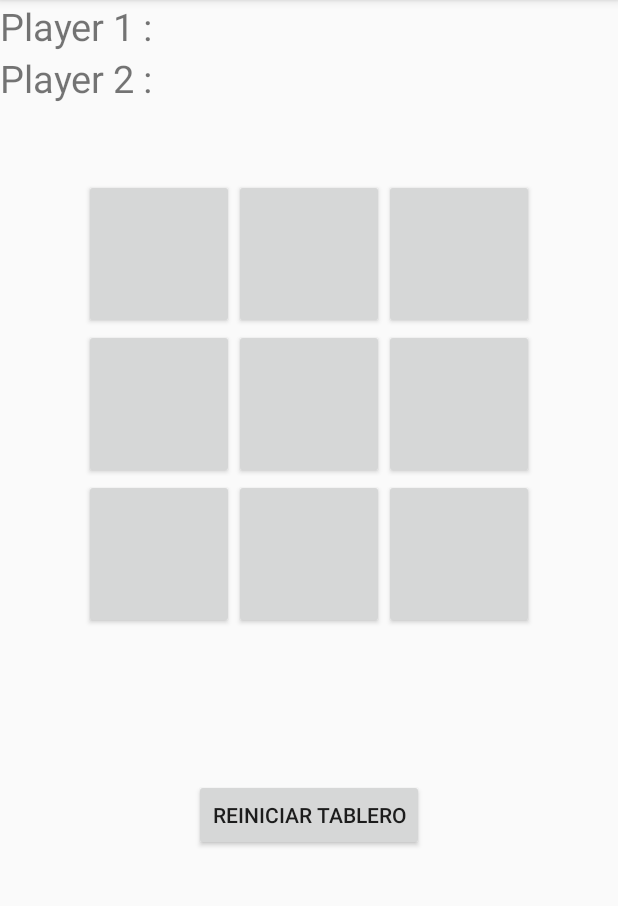
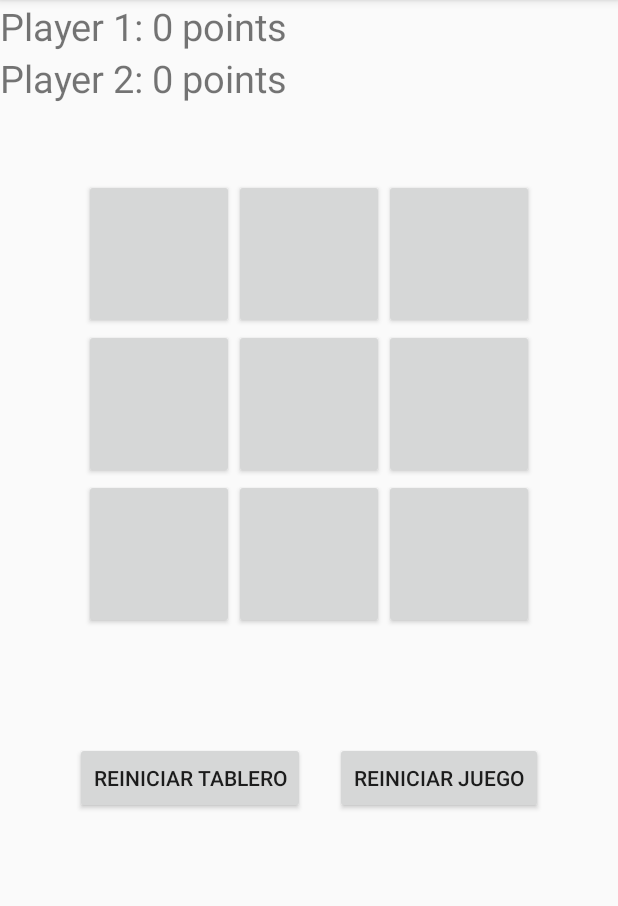
Before and after one commit to carlosfpj/TikTakToe, an Android app: the screen it shows after launch (MainActivity), on a phone screen of 412 x 824 dp, the part 84-990 px from its top. Run offline under Robolectric (Android 15) with nearby library versions, the phone set to English and light mode, and no system bars.

Commit message:
Added lanscape layout, fixed issue at orientation changes

```diff
--- a/app/src/main/java/com/cfpj/tiktaktoe/MainActivity.java
+++ b/app/src/main/java/com/cfpj/tiktaktoe/MainActivity.java
@@ -4,7 +4,6 @@ import android.support.v7.app.AppCompatActivity;
 import android.os.Bundle;
 import android.view.View;
 import android.widget.Button;
-import android.widget.GridLayout;
 import android.widget.TextView;
 import android.widget.Toast;
 
@@ -12,10 +11,11 @@ import android.widget.Toast;
 public class MainActivity extends AppCompatActivity implements View.OnClickListener {
 
     private Button[][] mgridButtons = new Button[3][3];
-    private Button mrestartBoard;
+    private Button mrestartBoard, mrestartGame;
     private boolean player1Turn = true;
     private int count, player1Points, player2Points;
     private TextView player1Score, player2Score;
+    private boolean isGridLocked;
 
     @Override
     protected void onCreate(Bundle savedInstanceState) {
@@ -29,12 +29,18 @@ public class MainActivity extends AppCompatActivity implements View.OnClickListe
             player1Turn = savedInstanceState.getBoolean("turn");
             count = savedInstanceState.getInt("count");
             updateScore(player1Points, player2Points);
+            isGridLocked = savedInstanceState.getBoolean("isGridLocked");
+            if (isGridLocked){
+                lockGrid();
+            }
         }
         bindViews();
+        updateScore(player1Points, player2Points);
     }
 
     private void bindViews() {
         mrestartBoard = findViewById(R.id.btn_reiniciar);
+        mrestartGame = findViewById(R.id.btn_reiniciar_juego);
         player1Score = findViewById(R.id.text_view_player1);
         player2Score = findViewById(R.id.text_view_player2);
 
@@ -47,7 +53,7 @@ public class MainActivity extends AppCompatActivity implements View.OnClickListe
                         mgridButtons[i][j].setText("");
                         player1Turn = true;
                         count = 0;
-                        enableGrid();
+                        unlockGrid();
                     }
             }
         });
@@ -72,6 +78,7 @@ public class MainActivity extends AppCompatActivity implements View.OnClickListe
         bundle.putInt("player2Points", player2Points);
         bundle.putBoolean("turn", player1Turn);
         bundle.putInt("count", count);
+        bundle.putBoolean("isGridLocked", isGridLocked);
 
         String[][] field = new String[3][3];
         for (int i = 0; i < 3; i++) {
@@ -83,7 +90,7 @@ public class MainActivity extends AppCompatActivity implements View.OnClickListe
 
     @Override
     public void onClick(View v) {
-        //If button hasn't been clicked, do nothing
+        //If button has a different string than "", do nothing
         if (!((Button) v).getText().toString().equals("")) {
             return;
         }
@@ -103,11 +110,11 @@ public class MainActivity extends AppCompatActivity implements View.OnClickListe
             }
             playerWins(player1Turn);
             updateScore(player1Points, player2Points);
-            disablegrid();
+            lockGrid();
         }
         else if (count == 9) {
             draw();
-            disablegrid();
+            lockGrid();
         }
         player1Turn = !player1Turn;
     }
@@ -170,23 +177,46 @@ public class MainActivity extends AppCompatActivity implements View.OnClickListe
     private void updateScore(int score1, int score2){
         String printedScore1 = String.valueOf(score1);
         String printedScore2 = String.valueOf(score2);
-        player1Score.setText("Player 1: " + printedScore1 + "Points");
-        player2Score.setText("Player 2: "+ printedScore2 + "points");
+        if(score1 == 0 && score2 == 0){
+            player1Score.setText(R.string.default_text_player_1);
+            player2Score.setText(R.string.default_text_player_2);
+        }else{
+            player1Score.setText("Player 1: " + printedScore1 + "Points");
+            player2Score.setText("Player 2: "+ printedScore2 + "points");
+        }
+
     }
 
-    private void disablegrid(){
+    private boolean lockGrid(){
         for (int i=0; i<3; i++){
             for(int j=0; j<3; j++){
                 mgridButtons[i][j].setEnabled(false);
             }
         }
+        isGridLocked = true;
+        return isGridLocked;
     }
 
-    private void enableGrid(){
+    private boolean unlockGrid(){
         for (int i=0; i<3; i++){
             for(int j=0; j<3; j++){
                 mgridButtons[i][j].setEnabled(true);
             }
         }
+        isGridLocked = false;
+        return isGridLocked;
+    }
+
+
+    public void reiniciarJuego(View view) {
+        player1Points = 0;
+        player2Points = 0;
+        updateScore(player1Points, player2Points);
+        for (int i=0; i<3; i++){
+            for(int j=0; j<3; j++){
+                mgridButtons[i][j].setText("");
+            }
+        }
+        unlockGrid();
     }
 }
--- /dev/null
+++ b/app/src/main/res/layout-land/activity_main.xml
@@ -0,0 +1,129 @@
+<?xml version="1.0" encoding="utf-8"?>
+<LinearLayout xmlns:android="http://schemas.android.com/apk/res/android"
+    xmlns:tools="http://schemas.android.com/tools"
+    android:layout_width="match_parent"
+    android:layout_height="match_parent"
+    android:orientation="vertical"
+    tools:context=".MainActivity">
+
+    <LinearLayout
+        android:layout_width="match_parent"
+        android:layout_height="wrap_content"
+        android:orientation="horizontal">
+
+        <TextView
+            android:id="@+id/text_view_player1"
+            android:layout_width="0dp"
+            android:layout_height="wrap_content"
+            android:layout_weight="1"
+            android:text="@string/text_view_player1"
+            android:textSize="20sp">
+        </TextView>
+
+        <TextView
+            android:id="@+id/text_view_player2"
+            android:layout_width="0dp"
+            android:layout_height="wrap_content"
+            android:layout_gravity="center_horizontal"
+            android:layout_weight="1"
+            android:text="@string/text_view_player2"
+            android:textSize="20sp">
+        </TextView>
+
+    </LinearLayout>
+
+    <RelativeLayout
+        android:layout_width="match_parent"
+        android:layout_height="match_parent"
+        android:gravity="">
+
+        <GridLayout
+            android:id="@+id/grid"
+            android:layout_width="wrap_content"
+            android:layout_height="wrap_content"
+            android:layout_centerInParent="true"
+            android:columnCount="3"
+            android:rowCount="3">
+
+            <Button
+                android:id="@+id/button_00"
+                android:layout_width="100dp"
+                android:layout_height="100dp"
+                android:freezesText="true"
+                android:text="" />
+
+            <Button
+                android:id="@+id/button_01"
+                android:layout_width="100dp"
+                android:layout_height="100dp"
+                android:freezesText="true"
+                android:text="" />
+
+            <Button
+                android:id="@+id/button_02"
+                android:layout_width="100dp"
+                android:layout_height="100dp"
+                android:freezesText="true"
+                android:text="" />
+
+            <Button
+                android:id="@+id/button_10"
+                android:layout_width="100dp"
+                android:layout_height="100dp"
+                android:freezesText="true"
+                android:text="" />
+
+            <Button
+                android:id="@+id/button_11"
+                android:layout_width="100dp"
+                android:layout_height="100dp"
+                android:freezesText="true"
+                android:text="" />
+
+            <Button
+                android:id="@+id/button_12"
+                android:layout_width="100dp"
+                android:layout_height="100dp"
+                android:freezesText="true"
+                android:text="" />
+
+            <Button
+                android:id="@+id/button_20"
+                android:layout_width="100dp"
+                android:layout_height="100dp"
+                android:freezesText="true"
+                android:text="" />
+
+            <Button
+                android:id="@+id/button_21"
+                android:layout_width="100dp"
+                android:layout_height="100dp"
+                android:freezesText="true"
+                android:text="" />
+
+            <Button
+                android:id="@+id/button_22"
+                android:layout_width="100dp"
+                android:layout_height="100dp"
+                android:freezesText="true"
+                android:text="" />
+        </GridLayout>
+
+        <Button
+            android:id="@+id/btn_reiniciar"
+            android:layout_width="wrap_content"
+            android:layout_height="wrap_content"
+            android:layout_centerVertical="true"
+            android:layout_alignParentEnd="true"
+            android:text="@string/reiniciar" />
+
+        <Button
+            android:id="@+id/btn_reiniciar_juego"
+            android:layout_width="wrap_content"
+            android:layout_height="wrap_content"
+            android:layout_centerVertical="true"
+            android:onClick="reiniciarJuego"
+            android:text="@string/reiniciar_juego"/>
+    </RelativeLayout>
+
+</LinearLayout>
--- a/app/src/main/res/layout/activity_main.xml
+++ b/app/src/main/res/layout/activity_main.xml
@@ -94,11 +94,27 @@
             android:text=""
             android:freezesText="true"/>
     </GridLayout>
-    <Button
-        android:id="@+id/btn_reiniciar"
-        android:layout_width="wrap_content"
+
+    <LinearLayout
+        android:layout_width="match_parent"
         android:layout_height="wrap_content"
-        android:layout_marginTop="100dp"
-        android:text="@string/reiniciar"
-        android:layout_gravity="center_horizontal"/>
+        android:layout_marginTop="75dp"
+        android:orientation="horizontal"
+        android:gravity="center_horizontal">
+
+        <Button
+            android:id="@+id/btn_reiniciar"
+            android:layout_width="wrap_content"
+            android:layout_height="wrap_content"
+            android:layout_marginEnd="10dp"
+            android:text="@string/reiniciar"/>
+
+        <Button
+            android:id="@+id/btn_reiniciar_juego"
+            android:layout_width="wrap_content"
+            android:layout_height="wrap_content"
+            android:layout_marginStart="10dp"
+            android:onClick="reiniciarJuego"
+            android:text="@string/reiniciar_juego"/>
+    </LinearLayout>
 </LinearLayout>
--- a/app/src/main/res/values/strings.xml
+++ b/app/src/main/res/values/strings.xml
@@ -2,8 +2,9 @@
             <!-- MainActivity-->
     <string name="app_name">TikTakToe</string>
     <string name="reiniciar">Reiniciar Tablero</string>
+    <string name="reiniciar_juego">Reiniciar Juego</string>
     <string name="text_view_player1">Player 1 :</string>
     <string name="text_view_player2">Player 2 :</string>
-    <string name="text_view_player1_score"> 0</string>
-    <string name="text_view_player2_score"> 0</string>
+    <string name="default_text_player_1">Player 1: 0 points</string>
+    <string name="default_text_player_2">Player 2: 0 points</string>
 </resources>
```
Also changed, not shown: 1 other file.
